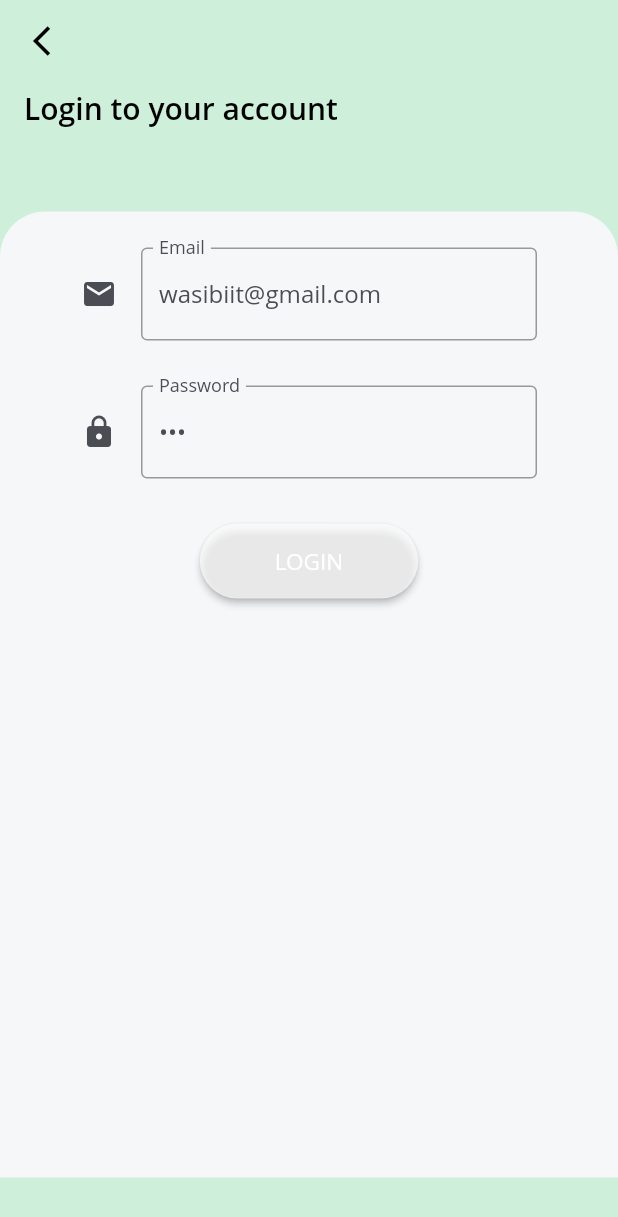
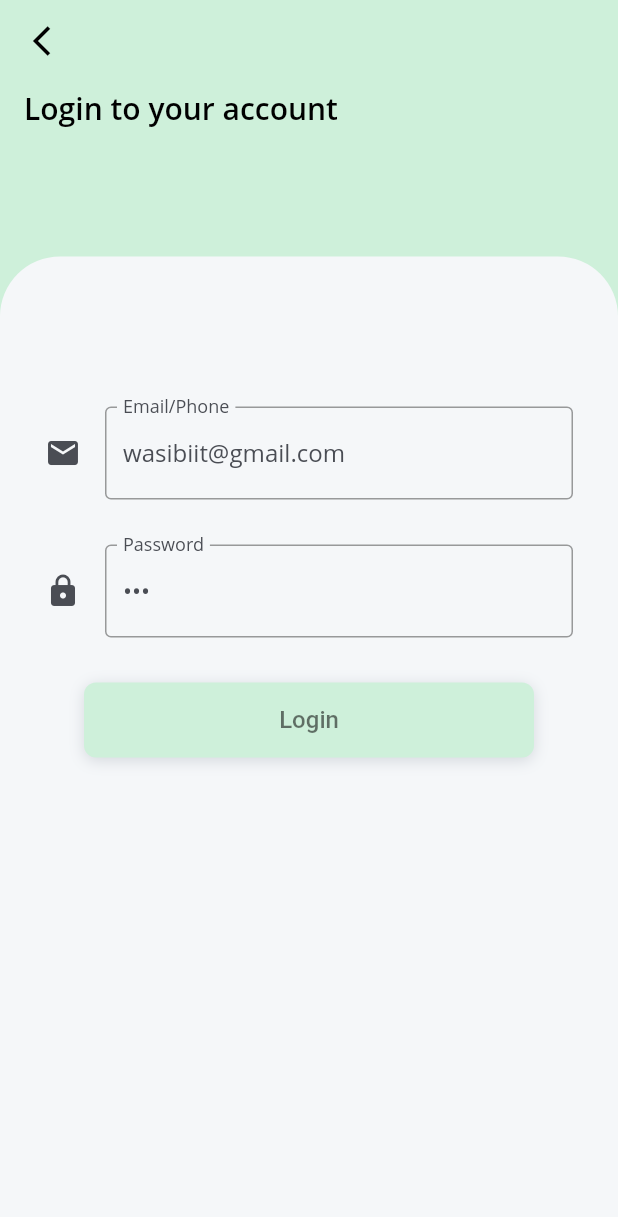
Before and after one commit to DevWasi/flutter-petrol-pump, a Flutter app: the AuthScreen screen opened by its route, on a phone screen of 412 x 824 dp. Shown: the top 1217 px of the screen. Run offline on Flutter 3.47's test engine with Material 2 defaults, Android fonts, the phone set to English and light mode, and no system bars; our stand-ins replace flutter_screenutil, font_awesome_flutter, google_fonts, shared_preferences; missing offline and left inert: shared_preferences_web; accounts and stored records are empty; Roboto replaces fonts that are missing (Open Sans).

Commit message:
Signup => added screen for signup

```diff
--- a/lib/main.dart
+++ b/lib/main.dart
@@ -25,7 +25,7 @@ class _MyAppState extends State<MyApp> {
         title: "Home",
         debugShowCheckedModeBanner: false,
         theme: _buildDarkTheme(),
-        initialRoute: "/login",
+        initialRoute: "/",
         routes: routes()
     );
   }
--- a/lib/screens/auth/auth_screen.dart
+++ b/lib/screens/auth/auth_screen.dart
@@ -75,55 +75,31 @@ class AuthScreenState extends State<AuthScreen> {
                   ),
                 ),
                 const SizedBox(height: 40.0,),
-                Flexible(
-                  child: Container(
-                    width: double.infinity,
+                Container(
+                  margin: const EdgeInsets.only(top: 30.0),
+                  padding: const EdgeInsets.only(top: 100.0),
                   constraints: BoxConstraints(
-                      minHeight:
-                      MediaQuery.of(context).size.height - 180.0,
+                    minHeight: MediaQuery.of(context).size.height - 100.0,
                   ),
                   decoration: const BoxDecoration(
                     borderRadius: BorderRadius.only(
-                        topLeft: Radius.circular(30.0),
-                        topRight: Radius.circular(30.0),
+                      topLeft: Radius.circular(40.0),
+                      topRight: Radius.circular(40.0),
                     ),
                     color: Constants.scaffoldBackgroundColor,
                   ),
-                    padding: const EdgeInsets.all(24.0),
                   child: Column(
-                      crossAxisAlignment: CrossAxisAlignment.stretch,
-                      children: [getForm(widget.name, formKey, context, scaffoldKey),],
-                    ),
-                  ),
-                )
+                    crossAxisAlignment: CrossAxisAlignment.center,
+                    children: [
+                      getForm(widget.name, formKey, context, scaffoldKey),
                     ],
                   ),
                 ),
               ],
             ),
-      // Container(
-      //   decoration: const BoxDecoration(
-      //     gradient: LinearGradient(
-      //         begin: Alignment.topCenter,
-      //         end: Alignment.bottomCenter,
-      //       colors: <Color>[
-      //         Colors.grey,
-      //         Colors.green
-      //       ],
-      //     ),
-      //   ),
-      //   child: ListView(
-      //     children: <Widget>[
-      //       headerSection(widget.name.toUpperCase()),
-      //       const SizedBox(height: 30.0),
-      //       getForm(widget.name, formKey, context, scaffoldKey),
-      //       // SizedBox(height: 30.0),
-      //       // _buildFacebookButton(),
-      //       // SizedBox(height: 30.0),
-      //       // _buildGoogleButton()
-      //     ],
-      //   ),
-      // ),
+          ),
+        ],
+      ),
     );
   }
 
--- a/lib/screens/models/app_button.dart
+++ b/lib/screens/models/app_button.dart
@@ -9,8 +9,15 @@ class AppButton extends StatelessWidget {
   final ButtonType type;
   final VoidCallback onPressed;
   final String text;
+  final dynamic size;
 
-  const AppButton({Key? key, required this.type, required this.onPressed, required this.text}) : super(key: key);
+  const AppButton({
+    Key? key,
+    required this.type,
+    required this.onPressed,
+    required this.text,
+    required this.size
+  }) : super(key: key);
 
   @override
   Widget build(BuildContext context) {
@@ -18,7 +25,7 @@ class AppButton extends StatelessWidget {
       onTap: onPressed,
       child: Container(
         height: 50,
-        width: double.infinity,
+        width: size,
         decoration: BoxDecoration(
           color: getButtonColor(type),
           borderRadius: BorderRadius.circular(8.0),
--- a/lib/utils/routes.dart
+++ b/lib/utils/routes.dart
@@ -15,6 +15,7 @@ routes () {
     // screenSettings: (BuildContext context) => SettingsPage(),
     // screenLearnQuran: (BuildContext context) => LearnQuran(),
     screenLogin: (BuildContext context) => const AuthScreen(name: "Login"),
+    screenRegister: (BuildContext context) => const AuthScreen(name: "Register"),
     // screenUsersStatuses: (BuildContext context) => UsersStatuses(),
     // screenPrayerTimings: (BuildContext context) => PrayerTimings(),
     screenWrapper: (BuildContext context) => const Wrapper(),
```
Also changed, not shown: lib/screens/home/welcome.dart (+6 -1 lines), lib/screens/models/forms.dart (+44 -21 lines), 1 other file. Lines whose indentation alone changed are shown as unchanged.
